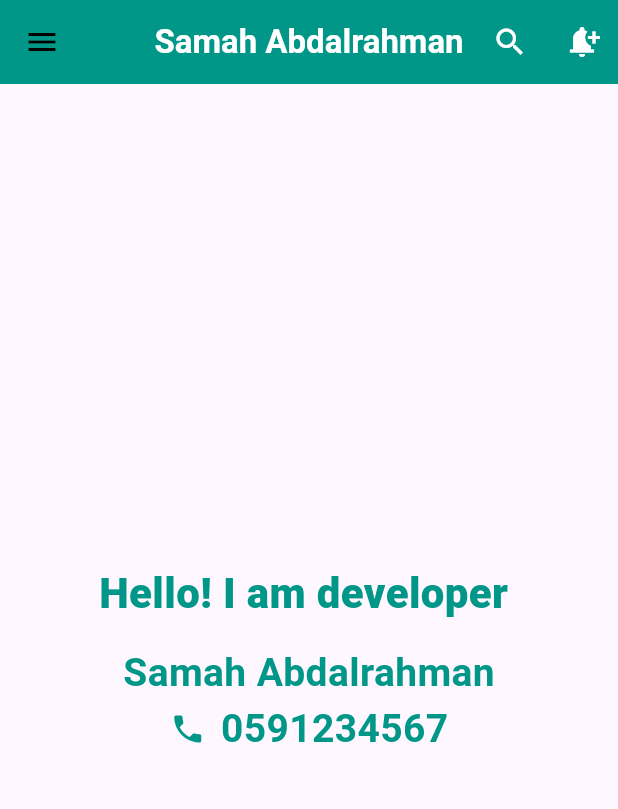
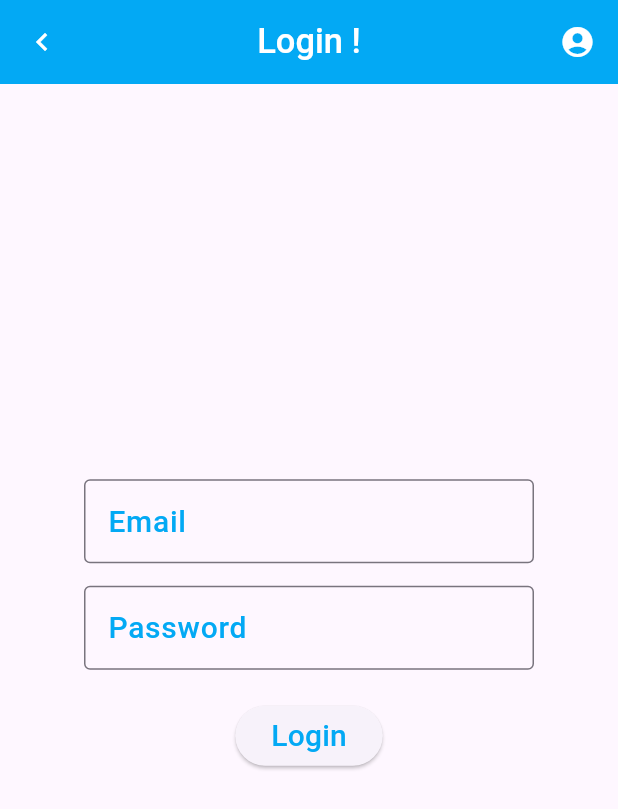
Before and after one commit to SamahAbdAlrahman/flutterTask3, a Flutter app: the screen it shows after launch, on a phone screen of 412 x 824 dp. Shown: the top 809 px of the screen. Run offline on Flutter 3.47's test engine with Material 3 defaults, Android fonts, the phone set to English and light mode, and no system bars.

Commit message:
task4_login

```diff
--- a/lib/main.dart
+++ b/lib/main.dart
@@ -1,6 +1,5 @@
-import "package:flutter/material.dart";
-
-void main(){
+import 'package:flutter/material.dart';
+void main() {
   runApp(app());
 }
 class app extends StatelessWidget{
@@ -8,60 +7,104 @@ class app extends StatelessWidget{
   Widget build(BuildContext context) {
 return MaterialApp(
   debugShowCheckedModeBanner: false,
-
   home: Scaffold(
-        appBar: AppBar(
-          backgroundColor: Colors.teal,
-          leading: Icon(Icons.menu , color: Colors.black),
-          title: Text('Samah Abdalrahman' ,
-          style :TextStyle(color: Colors.white ,
-          fontWeight:FontWeight.w700,) ,),
+   appBar:  AppBar(
+    leading: Icon(Icons.keyboard_arrow_left , color: Colors.white,),
+    backgroundColor: Colors.lightBlue,
+    title: Text('Login !' , style: TextStyle(color: Colors.white , fontSize: 23,fontWeight:FontWeight.w500),),
     centerTitle: true,
     actions: [
-
-IconButton(
-  onPressed: (){}, icon:  Icon(Icons.search  , color: Colors.white),
-  ) ,
-  IconButton(
-  onPressed: (){}, icon:  Icon(Icons.notification_add  , color: Colors.white),
-  ) ,
-
+      Icon(Icons.account_circle, color: Colors.white,),
+            SizedBox(width: 15,),
     ],
    ),
-        body: myBody(),
-      ),
+  body: MyBody(),
+  )
 );
   }
 }
-class myBody extends StatelessWidget{
+class MyBody extends StatefulWidget{
+  @override
+  _MyBodyState createState() => _MyBodyState();
+
+}
+
+class _MyBodyState extends State <MyBody>{
+String msg='';
+        void login(String email, String password){
+String valid_email='tariq@gmail.com';
+String valid_password='112233';
+
+
+
+       setState(() {
+      if (email.isEmpty || password.isEmpty) {
+        msg ='email and passwoed can’t be empty';
+      } else if (email != valid_email || password != valid_password) {
+        msg ='unvalid email or password';
+      } else {
+        msg = 'welcome to the home page';
+      }
+    });
+  }
+    TextEditingController emailController= new TextEditingController();
+TextEditingController passwoedController= new TextEditingController();
+
 @override
   Widget build(BuildContext context) {
-    return const Center(
+
+    return Center(
+child: Container(
+  width: 300,
   child: Column(
     mainAxisAlignment: MainAxisAlignment.center,
     crossAxisAlignment: CrossAxisAlignment.center,
     children: [
-          Text('Hello! I am developer ', style: TextStyle(fontSize: 28, fontWeight: FontWeight.w900,color:Colors.teal)),
+    // SizedBox(height: 50,),
 
-          SizedBox(height: 15),
-         Text('Samah Abdalrahman', style: TextStyle(fontSize: 26 , color:Colors.teal ,fontWeight:FontWeight.w700,)),
+    TextField(
+               cursorColor:Colors.blue,
 
-         Row(
-                  mainAxisAlignment: MainAxisAlignment.center,
+      controller: emailController,
+      decoration: InputDecoration(
+        labelText: 'Email',
+        labelStyle: TextStyle(color: Colors.lightBlue , fontSize: 20,fontWeight:FontWeight.w500),
+        hintText: 'Write your email ...',
+        hintStyle: TextStyle(color: Colors.redAccent , fontSize:12, fontWeight:FontWeight.w400),
+        border: OutlineInputBorder(),
+      ),
+    ),
+    SizedBox(height: 15,),
+    TextField(
+         cursorColor:Colors.blue,
+      controller: passwoedController,
+      decoration: InputDecoration(
+        labelText: 'Password',
+        labelStyle: TextStyle(color: Colors.lightBlue , fontSize: 20,fontWeight:FontWeight.w500),
+        hintText: 'Write your password ...',
+        hintStyle: TextStyle(color: Colors.redAccent , fontSize:12, fontWeight:FontWeight.w400),
+        border: OutlineInputBorder(),
+      ),
+    ),
+        SizedBox(height: 20,),
 
-          children: [
+    ElevatedButton(
+    onPressed: () {
+      login(emailController.text, passwoedController.text);
+       },
+    child: Text('Login',style: TextStyle(color: Colors.lightBlue , fontSize: 20,fontWeight:FontWeight.w500),),),
+    SizedBox(height: 20,),
+    Text(msg,
+    style: TextStyle(
+      color: Colors.redAccent ,
+      fontSize: 18,
+      fontWeight:FontWeight.w500),
+    ),
 
-            Icon(Icons.phone, color: Colors.teal,),
-            SizedBox(width: 10),
-            Text('0591234567', style: TextStyle(fontSize: 26 , color: Colors.teal,fontWeight:FontWeight.w700 )),
-          ],
-         ),
 
     ],
   ),
-    );
-
-
+),    );
   }
 
 }
```
Lines whose indentation alone changed are shown as unchanged.
